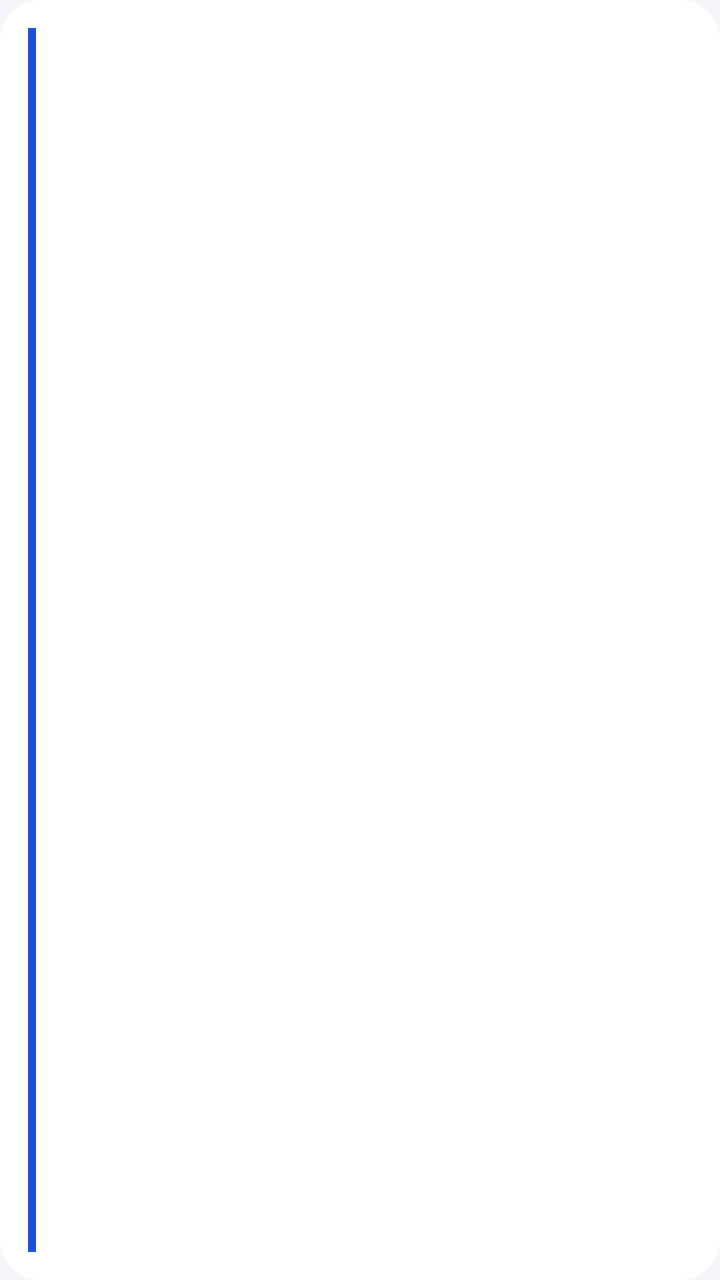
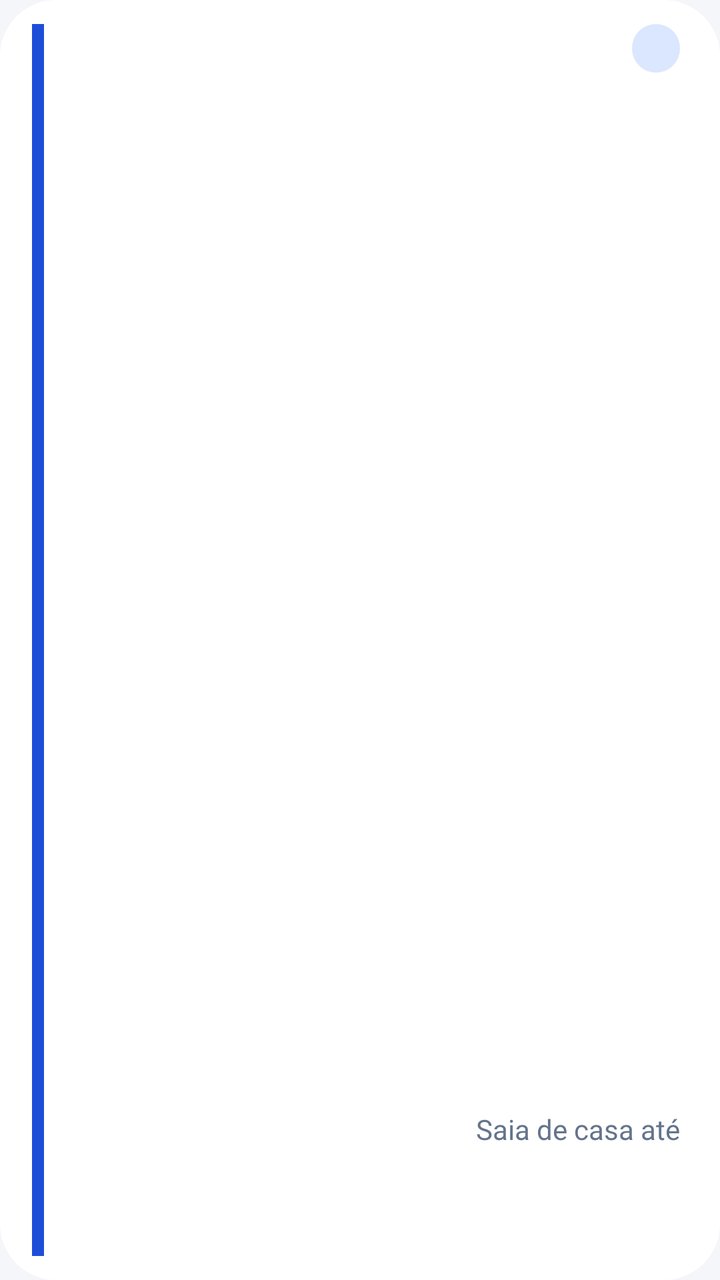

Two renders of the same Android screen: before a commit and after it. Below are the layout's source before the change and the commit's diff.
<!-- AndroidManifest.xml: application theme Theme.Plantoes -->
<!-- res/layout/widget_proximo.xml -->
<?xml version="1.0" encoding="utf-8"?>
<LinearLayout xmlns:android="http://schemas.android.com/apk/res/android"
    android:id="@+id/w_raiz"
    android:layout_width="match_parent"
    android:layout_height="match_parent"
    android:background="@drawable/widget_fundo"
    android:orientation="horizontal"
    android:padding="14dp">

    
    <ImageView
        android:id="@+id/w_faixa"
        android:layout_width="4dp"
        android:layout_height="match_parent"
        android:layout_marginEnd="12dp"
        android:background="#1D4ED8"
        android:importantForAccessibility="no" />

    <LinearLayout
        android:layout_width="0dp"
        android:layout_height="wrap_content"
        android:layout_gravity="center_vertical"
        android:layout_weight="1"
        android:orientation="vertical">

        <TextView android:id="@+id/w_rotulo" android:layout_width="wrap_content" android:layout_height="wrap_content"
            android:textColor="#64748B" android:textSize="12sp" android:maxLines="1" android:ellipsize="end" />
        <TextView android:id="@+id/w_local" android:layout_width="wrap_content" android:layout_height="wrap_content"
            android:layout_marginTop="2dp" android:textColor="#0B1220" android:textSize="17sp" android:textStyle="bold"
            android:maxLines="1" android:ellipsize="end" />
        <TextView android:id="@+id/w_quando" android:layout_width="wrap_content" android:layout_height="wrap_content"
            android:layout_marginTop="2dp" android:textColor="#334155" android:textSize="13sp" android:maxLines="1" />
        <TextView android:id="@+id/w_extra" android:layout_width="wrap_content" android:layout_height="wrap_content"
            android:layout_marginTop="2dp" android:textColor="#1D4ED8" android:textSize="12sp" android:textStyle="bold" android:maxLines="1" />
    </LinearLayout>
</LinearLayout>
<!-- resources referenced by this layout -->
<resources>
  <!-- drawable widget_fundo (drawable) -->
  <?xml version="1.0" encoding="utf-8"?>
  <shape xmlns:android="http://schemas.android.com/apk/res/android">
      <solid android:color="#FFFFFF" />
      <corners android:radius="20dp" />
  </shape>
  <style name="Theme.Plantoes" parent="Theme.Plantoes.Azul" />
  <style name="Theme.Plantoes.Azul" parent="Theme.Plantoes.Base">
          <item name="colorPrimary">#1D4ED8</item>
          <item name="colorOnPrimary">@android:color/white</item>
          <item name="colorPrimaryContainer">#DBE7FF</item>
          <item name="colorOnPrimaryContainer">#0B2A7A</item>
          <item name="colorSecondaryContainer">#DBE7FF</item>
          <item name="colorOnSecondaryContainer">#0B2A7A</item>
      </style>
  <style name="Theme.Plantoes.Base" parent="Theme.Material3.Light.NoActionBar">
          <item name="android:windowBackground">@color/fundo</item>
          <item name="colorSurface">@android:color/white</item>
          <item name="colorOnSurface">@color/tinta</item>
          <item name="colorOnSurfaceVariant">@color/tinta_suave</item>
          <item name="colorSurfaceContainer">@android:color/white</item>
          <item name="colorSurfaceContainerLow">@android:color/white</item>
          <item name="colorSurfaceContainerHigh">@android:color/white</item>
          <item name="colorSurfaceContainerHighest">@color/fundo2</item>
          <item name="colorOutline">@color/linha_forte</item>
          <item name="colorOutlineVariant">@color/linha</item>
          <item name="colorError">#DC2626</item>
          <item name="android:statusBarColor">@color/fundo</item>
          <item name="android:navigationBarColor">@android:color/white</item>
          <item name="android:windowLightStatusBar">true</item>
          <item name="android:windowLightNavigationBar">true</item>
          <item name="shapeAppearanceCornerSmall">@style/Forma.Pequena</item>
          <item name="shapeAppearanceCornerMedium">@style/Forma.Media</item>
      </style>
  <color name="fundo">#F4F6F9</color>
  <color name="tinta">#0B1220</color>
  <color name="tinta_suave">#64748B</color>
  <color name="fundo2">#EEF1F5</color>
  <color name="linha_forte">#CBD3DE</color>
  <color name="linha">#E2E7EE</color>
  <style name="Forma.Pequena" parent="">
          <item name="cornerFamily">rounded</item>
          <item name="cornerSize">10dp</item>
      </style>
  <style name="Forma.Media" parent="">
          <item name="cornerFamily">rounded</item>
          <item name="cornerSize">16dp</item>
      </style>
</resources>

<!-- the commit's change to res/layout/widget_proximo.xml (unified diff, before → after) -->
@@ -5,32 +5,78 @@
     android:layout_height="match_parent"
     android:background="@drawable/widget_fundo"
     android:orientation="horizontal"
-    android:padding="14dp">
+    android:paddingStart="16dp"
+    android:paddingTop="12dp"
+    android:paddingEnd="20dp"
+    android:paddingBottom="12dp">
 
-    
     <ImageView
         android:id="@+id/w_faixa"
-        android:layout_width="4dp"
+        android:layout_width="6dp"
         android:layout_height="match_parent"
-        android:layout_marginEnd="12dp"
+        android:layout_marginEnd="16dp"
         android:background="#1D4ED8"
         android:importantForAccessibility="no" />
 
     <LinearLayout
         android:layout_width="0dp"
-        android:layout_height="wrap_content"
-        android:layout_gravity="center_vertical"
+        android:layout_height="match_parent"
         android:layout_weight="1"
         android:orientation="vertical">
 
-        <TextView android:id="@+id/w_rotulo" android:layout_width="wrap_content" android:layout_height="wrap_content"
-            android:textColor="#64748B" android:textSize="12sp" android:maxLines="1" android:ellipsize="end" />
-        <TextView android:id="@+id/w_local" android:layout_width="wrap_content" android:layout_height="wrap_content"
-            android:layout_marginTop="2dp" android:textColor="#0B1220" android:textSize="17sp" android:textStyle="bold"
-            android:maxLines="1" android:ellipsize="end" />
-        <TextView android:id="@+id/w_quando" android:layout_width="wrap_content" android:layout_height="wrap_content"
-            android:layout_marginTop="2dp" android:textColor="#334155" android:textSize="13sp" android:maxLines="1" />
-        <TextView android:id="@+id/w_extra" android:layout_width="wrap_content" android:layout_height="wrap_content"
-            android:layout_marginTop="2dp" android:textColor="#1D4ED8" android:textSize="12sp" android:textStyle="bold" android:maxLines="1" />
+        
+        <LinearLayout
+            android:layout_width="match_parent"
+            android:layout_height="wrap_content"
+            android:gravity="center_vertical"
+            android:orientation="horizontal">
+
+            <TextView android:id="@+id/w_rotulo" android:layout_width="0dp" android:layout_height="wrap_content" android:layout_weight="1"
+                android:textColor="#64748B" android:textSize="15sp" android:maxLines="1" android:ellipsize="end" />
+
+            <TextView android:id="@+id/w_dia" android:layout_width="wrap_content" android:layout_height="wrap_content"
+                android:background="@drawable/widget_pilula" android:paddingStart="12dp" android:paddingTop="2dp"
+                android:paddingEnd="12dp" android:paddingBottom="2dp" android:textColor="#1D4ED8" android:textSize="15sp"
+                android:textStyle="bold" android:maxLines="1" />
+        </LinearLayout>
+
+        
+        <TextView android:id="@+id/w_local" android:layout_width="match_parent" android:layout_height="wrap_content"
+            android:textColor="#0B1220" android:textSize="27sp" android:textStyle="bold"
+            android:maxLines="1" android:ellipsize="end" android:layout_marginTop="2dp" />
+
+        <TextView android:id="@+id/w_quando" android:layout_width="match_parent" android:layout_height="wrap_content"
+            android:textColor="#334155" android:textSize="17sp" android:maxLines="1" android:ellipsize="end"
+            android:layout_marginTop="2dp" />
+
+        
+        
+        <FrameLayout android:layout_width="match_parent" android:layout_height="0dp" android:layout_weight="1" android:minHeight="4dp" />
+
+        <LinearLayout
+            android:layout_width="match_parent"
+            android:layout_height="wrap_content"
+            android:gravity="bottom"
+            android:orientation="horizontal">
+
+            <LinearLayout android:layout_width="0dp" android:layout_height="wrap_content" android:layout_weight="1" android:orientation="vertical">
+                <TextView android:id="@+id/w_cont_rot" android:layout_width="wrap_content" android:layout_height="wrap_content"
+                    android:textColor="#64748B" android:textSize="14sp" android:maxLines="1" />
+                <TextView android:id="@+id/w_cont" android:layout_width="wrap_content" android:layout_height="wrap_content"
+                    android:textColor="#1D4ED8" android:textSize="24sp" android:textStyle="bold" android:maxLines="1" />
+            </LinearLayout>
+
+            <LinearLayout android:id="@+id/w_saia_bloco" android:layout_width="0dp" android:layout_height="wrap_content" android:layout_weight="1"
+                android:gravity="end" android:orientation="vertical">
+                <TextView android:id="@+id/w_saia_rot" android:layout_width="wrap_content" android:layout_height="wrap_content"
+                    android:textColor="#64748B" android:textSize="14sp" android:maxLines="1" android:text="Saia de casa até" />
+                <TextView android:id="@+id/w_saia" android:layout_width="wrap_content" android:layout_height="wrap_content"
+                    android:textColor="#0B1220" android:textSize="24sp" android:textStyle="bold" android:maxLines="1" />
+            </LinearLayout>
+        </LinearLayout>
+
+        
+        <TextView android:id="@+id/w_depois" android:layout_width="match_parent" android:layout_height="wrap_content"
+            android:layout_marginTop="4dp" android:textColor="#64748B" android:textSize="13sp" android:maxLines="1" android:ellipsize="end" />
     </LinearLayout>
 </LinearLayout>
<!-- resource entries referenced after the edit -->
@@ -4,6 +4,12 @@
   <?xml version="1.0" encoding="utf-8"?>
   <shape xmlns:android="http://schemas.android.com/apk/res/android">
       <solid android:color="#FFFFFF" />
+      <corners android:radius="28dp" />
+  </shape>
+  <!-- drawable widget_pilula (drawable) -->
+  <?xml version="1.0" encoding="utf-8"?>
+  <shape xmlns:android="http://schemas.android.com/apk/res/android">
+      <solid android:color="#DBE7FF" />
       <corners android:radius="20dp" />
   </shape>
   <style name="Theme.Plantoes" parent="Theme.Plantoes.Azul" />
